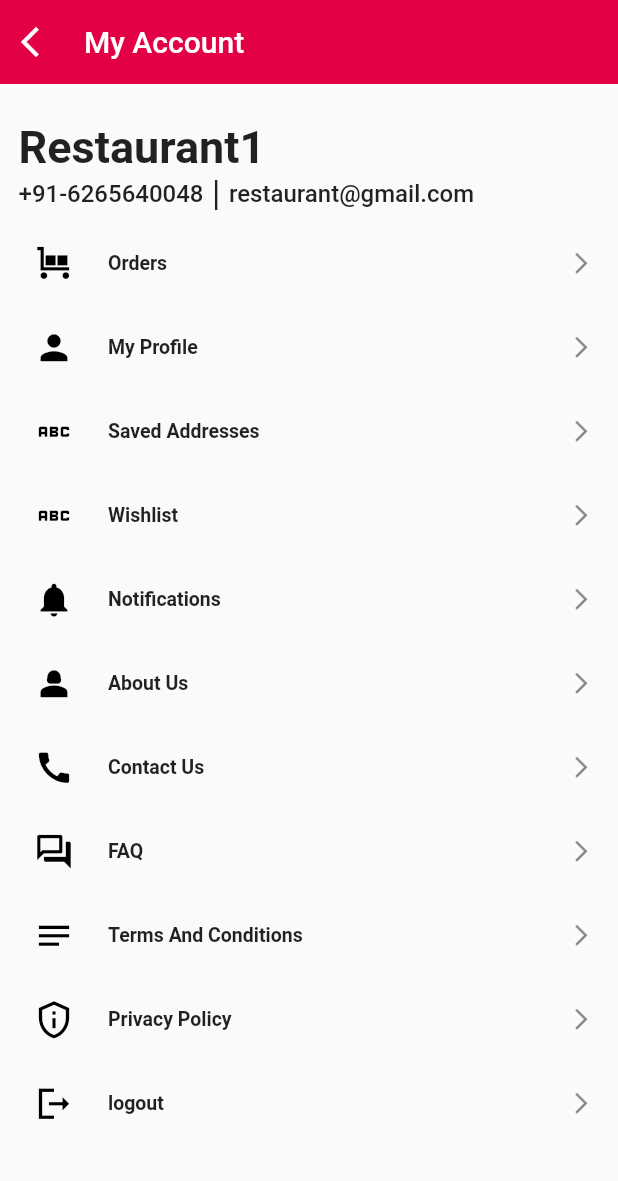
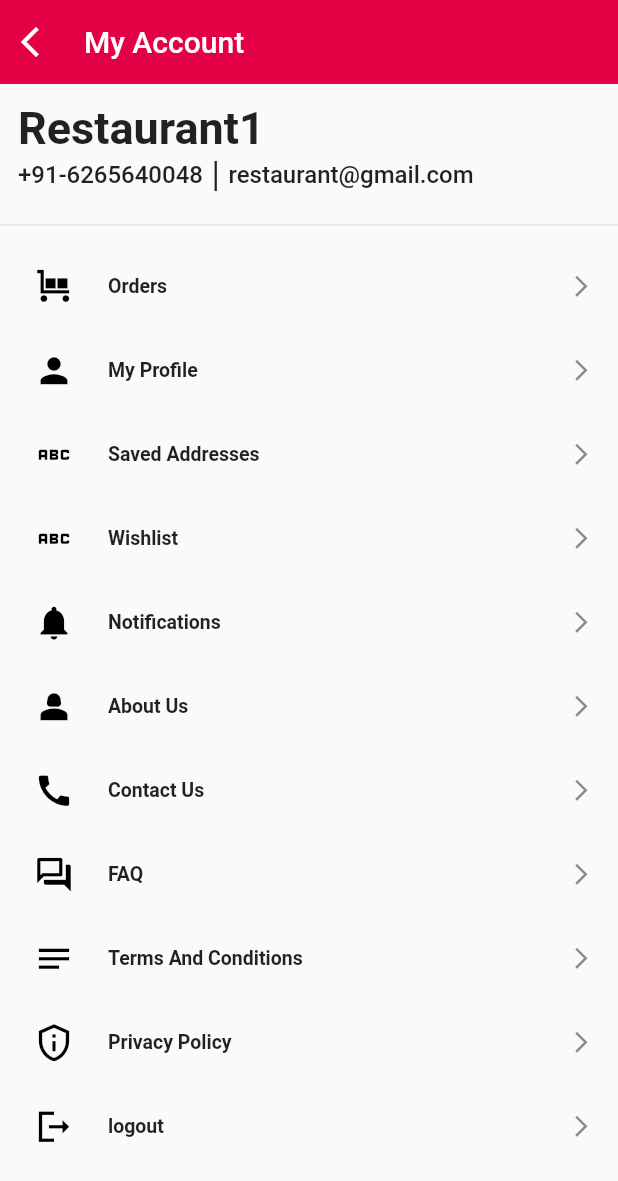
Before and after one commit to nikshit-chauhan/Sheegr, a Flutter app: the Account screen opened directly, on a phone screen of 412 x 824 dp. Shown: the top 1181 px of the screen. Run offline on Flutter 3.47's test engine with Material 2 defaults, Android fonts, the phone set to English and light mode, and no system bars; drawn by our look-alikes of auto_size_text; our stand-ins replace connectivity_plus, dots_indicator, firebase_auth, firebase_core, get, getwidget and 2 more; missing offline and left inert: app_settings; accounts and stored records are empty; Roboto replaces fonts that are missing (PoppinsRegular).

Commit message:
fix: overflow on account screen

```diff
--- a/lib/View/screens/Account/account.dart
+++ b/lib/View/screens/Account/account.dart
@@ -34,26 +34,18 @@ class Account extends StatelessWidget {
           backgroundColor: colorPrimary,
           leadingWidth: 40,
         ),
-        body: Column(
+        body: SingleChildScrollView(
+          child: Column(
             mainAxisAlignment: MainAxisAlignment.start,
             children: [
-            Column(
-              mainAxisAlignment: MainAxisAlignment.center,
-              children: [
-                SizedBox(height: MediaQuery.of(context).size.height * 0.03),
-                GestureDetector(
-                  onTap: () {},
-                  child: Row(
-                    mainAxisAlignment: MainAxisAlignment.start,
-                    children: [
-                      SizedBox(width: MediaQuery.of(context).size.width * 0.03),
-
-                      Column(
+              Padding(
+                padding: const EdgeInsets.all(12.0),
+                child: Column(
                   // mainAxisAlignment: MainAxisAlignment.start,
                   crossAxisAlignment: CrossAxisAlignment.start,
                   children: [
                     SizedBox(
-                            width: MediaQuery.of(context).size.width * 0.45,
+                      width: MediaQuery.of(context).size.width * 0.5,
                       child: AutoSizeText("Restaurant1",
                           minFontSize: 10,
                           maxFontSize: 30,
@@ -72,8 +64,7 @@ class Account extends StatelessWidget {
                             minFontSize: 8,
                             maxFontSize: 16,
                             style: AppFontStyle.flexibleFontStyle(
-                                      fontSize: 16,
-                                      fontWeight: FontWeight.w500),
+                                fontSize: 16, fontWeight: FontWeight.w500),
                             // style: const TextStyle(
                             //     fontSize: 15, fontWeight: FontWeight.w600),
                             overflow: TextOverflow.ellipsis),
@@ -86,8 +77,7 @@ class Account extends StatelessWidget {
                             minFontSize: 8,
                             maxFontSize: 16,
                             style: AppFontStyle.flexibleFontStyle(
-                                      fontSize: 16,
-                                      fontWeight: FontWeight.w500),
+                                fontSize: 16, fontWeight: FontWeight.w500),
                             // style: const TextStyle(
                             //     fontSize: 15, fontWeight: FontWeight.w600),
                             overflow: TextOverflow.ellipsis),
@@ -95,14 +85,9 @@ class Account extends StatelessWidget {
                     ),
                   ],
                 ),
-                      // const Spacer(flex: 9),
-                    ],
               ),
-                ),
-              ],
-            ),
-            Expanded(
-                child: Column(
+              const Divider(),
+              Column(
                 children: [
                   // const Spacer(),
                   const SizedBox(
@@ -179,8 +164,9 @@ class Account extends StatelessWidget {
                       onTap: () {}),
                   // const Spacer()
                 ],
-            ))
+              )
             ],
+          ),
         ));
   }
 }
--- a/lib/View/screens/OTP/otp_verification_screen.dart
+++ b/lib/View/screens/OTP/otp_verification_screen.dart
@@ -141,6 +141,7 @@ class OtpVerificationScreen extends StatelessWidget {
                         child: ElevatedButton(
                           onPressed: () async {
                             log("OTP button pressed");
+                            //TODO: check why this is not working?????
                             try {
                               PhoneAuthCredential credential =
                                   PhoneAuthProvider.credential(
@@ -150,10 +151,11 @@ class OtpVerificationScreen extends StatelessWidget {
 
                               // Sign the user in (or link) with the credential
                               await auth.signInWithCredential(credential);
-                              Get.offAll(Home());
                             } catch (e) {
                               log("$e");
                             }
+                            //TODO: below route is out of scope rn fix this before submitting
+                            Get.offAll(Home());
                           },
                           style: ElevatedButton.styleFrom(
                             backgroundColor: colorPrimary,
```
Lines whose indentation alone changed are shown as unchanged.
